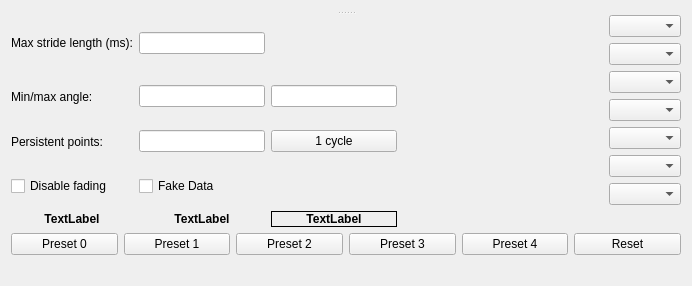
This is ui/w_ankleAnglePlot.ui in johnbatzer18/biomech_flexsea-plan as Qt 5 draws it before an edit. The edited form follows.
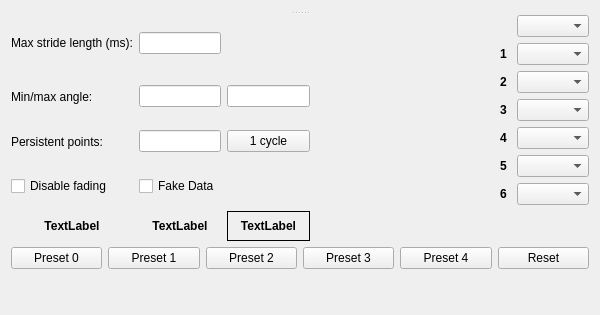
This is the edited form.

Commit message: Add color coding to ankle angle plot, similar to 2D plot

Diff of the .ui file:
```diff
--- a/ui/w_ankleAnglePlot.ui
+++ b/ui/w_ankleAnglePlot.ui
@@ -6,8 +6,8 @@
    <rect>
     <x>0</x>
     <y>0</y>
-    <width>692</width>
-    <height>245</height>
+    <width>600</width>
+    <height>315</height>
    </rect>
   </property>
   <property name="minimumSize">
@@ -151,17 +151,17 @@
        </item>
        <item row="0" column="4" rowspan="4">
         <layout class="QGridLayout" name="gridLayout_2">
-         <item row="2" column="1">
-          <widget class="QComboBox" name="cBoxvar1"/>
-         </item>
-         <item row="7" column="1">
-          <widget class="QComboBox" name="cBoxvar6"/>
-         </item>
          <item row="4" column="1">
           <widget class="QComboBox" name="cBoxvar3"/>
          </item>
-         <item row="5" column="1">
-          <widget class="QComboBox" name="cBoxvar4"/>
+         <item row="7" column="1">
+          <widget class="QComboBox" name="cBoxvar6"/>
+         </item>
+         <item row="2" column="1">
+          <widget class="QComboBox" name="cBoxvar1"/>
+         </item>
+         <item row="1" column="1">
+          <widget class="QComboBox" name="comboBoxLeg"/>
          </item>
          <item row="3" column="1">
           <widget class="QComboBox" name="cBoxvar2"/>
@@ -169,8 +169,212 @@
          <item row="6" column="1">
           <widget class="QComboBox" name="cBoxvar5"/>
          </item>
-         <item row="1" column="1">
-          <widget class="QComboBox" name="comboBoxLeg"/>
+         <item row="5" column="1">
+          <widget class="QComboBox" name="cBoxvar4"/>
+         </item>
+         <item row="7" column="0">
+          <widget class="QLabel" name="label_t6">
+           <property name="sizePolicy">
+            <sizepolicy hsizetype="Preferred" vsizetype="Preferred">
+             <horstretch>0</horstretch>
+             <verstretch>0</verstretch>
+            </sizepolicy>
+           </property>
+           <property name="minimumSize">
+            <size>
+             <width>15</width>
+             <height>0</height>
+            </size>
+           </property>
+           <property name="maximumSize">
+            <size>
+             <width>16777215</width>
+             <height>16777215</height>
+            </size>
+           </property>
+           <property name="baseSize">
+            <size>
+             <width>15</width>
+             <height>0</height>
+            </size>
+           </property>
+           <property name="text">
+            <string>&lt;html&gt;&lt;head/&gt;&lt;body&gt;&lt;p&gt;&lt;span style=&quot; font-weight:600;&quot;&gt;6&lt;/span&gt;&lt;/p&gt;&lt;/body&gt;&lt;/html&gt;</string>
+           </property>
+           <property name="alignment">
+            <set>Qt::AlignCenter</set>
+           </property>
+          </widget>
+         </item>
+         <item row="6" column="0">
+          <widget class="QLabel" name="label_t5">
+           <property name="sizePolicy">
+            <sizepolicy hsizetype="Preferred" vsizetype="Preferred">
+             <horstretch>0</horstretch>
+             <verstretch>0</verstretch>
+            </sizepolicy>
+           </property>
+           <property name="minimumSize">
+            <size>
+             <width>15</width>
+             <height>0</height>
+            </size>
+           </property>
+           <property name="maximumSize">
+            <size>
+             <width>16777215</width>
+             <height>16777215</height>
+            </size>
+           </property>
+           <property name="baseSize">
+            <size>
+             <width>15</width>
+             <height>0</height>
+            </size>
+           </property>
+           <property name="text">
+            <string>&lt;html&gt;&lt;head/&gt;&lt;body&gt;&lt;p&gt;&lt;span style=&quot; font-weight:600;&quot;&gt;5&lt;/span&gt;&lt;/p&gt;&lt;/body&gt;&lt;/html&gt;</string>
+           </property>
+           <property name="alignment">
+            <set>Qt::AlignCenter</set>
+           </property>
+          </widget>
+         </item>
+         <item row="5" column="0">
+          <widget class="QLabel" name="label_t4">
+           <property name="sizePolicy">
+            <sizepolicy hsizetype="Preferred" vsizetype="Preferred">
+             <horstretch>0</horstretch>
+             <verstretch>0</verstretch>
+            </sizepolicy>
+           </property>
+           <property name="minimumSize">
+            <size>
+             <width>15</width>
+             <height>0</height>
+            </size>
+           </property>
+           <property name="maximumSize">
+            <size>
+             <width>16777215</width>
+             <height>16777215</height>
+            </size>
+           </property>
+           <property name="baseSize">
+            <size>
+             <width>15</width>
+             <height>0</height>
+            </size>
+           </property>
+           <property name="text">
+            <string>&lt;html&gt;&lt;head/&gt;&lt;body&gt;&lt;p&gt;&lt;span style=&quot; font-weight:600;&quot;&gt;4&lt;/span&gt;&lt;/p&gt;&lt;/body&gt;&lt;/html&gt;</string>
+           </property>
+           <property name="alignment">
+            <set>Qt::AlignCenter</set>
+           </property>
+          </widget>
+         </item>
+         <item row="4" column="0">
+          <widget class="QLabel" name="label_t3">
+           <property name="sizePolicy">
+            <sizepolicy hsizetype="Preferred" vsizetype="Preferred">
+             <horstretch>0</horstretch>
+             <verstretch>0</verstretch>
+            </sizepolicy>
+           </property>
+           <property name="minimumSize">
+            <size>
+             <width>15</width>
+             <height>0</height>
+            </size>
+           </property>
+           <property name="maximumSize">
+            <size>
+             <width>16777215</width>
+             <height>16777215</height>
+            </size>
+           </property>
+           <property name="baseSize">
+            <size>
+             <width>15</width>
+             <height>0</height>
+            </size>
+           </property>
+           <property name="text">
+            <string>&lt;html&gt;&lt;head/&gt;&lt;body&gt;&lt;p&gt;&lt;span style=&quot; font-weight:600;&quot;&gt;3&lt;/span&gt;&lt;/p&gt;&lt;/body&gt;&lt;/html&gt;</string>
+           </property>
+           <property name="alignment">
+            <set>Qt::AlignCenter</set>
+           </property>
+          </widget>
+         </item>
+         <item row="3" column="0">
+          <widget class="QLabel" name="label_t2">
+           <property name="sizePolicy">
+            <sizepolicy hsizetype="Preferred" vsizetype="Preferred">
+             <horstretch>0</horstretch>
+             <verstretch>0</verstretch>
+            </sizepolicy>
+           </property>
+           <property name="minimumSize">
+            <size>
+             <width>15</width>
+             <height>0</height>
+            </size>
+           </property>
+           <property name="maximumSize">
+            <size>
+             <width>16777215</width>
+             <height>16777215</height>
+            </size>
+           </property>
+           <property name="baseSize">
+            <size>
+             <width>15</width>
+             <height>0</height>
+            </size>
+           </property>
+           <property name="text">
+            <string>&lt;html&gt;&lt;head/&gt;&lt;body&gt;&lt;p&gt;&lt;span style=&quot; font-weight:600;&quot;&gt;2&lt;/span&gt;&lt;/p&gt;&lt;/body&gt;&lt;/html&gt;</string>
+           </property>
+           <property name="alignment">
+            <set>Qt::AlignCenter</set>
+           </property>
+          </widget>
+         </item>
+         <item row="2" column="0">
+          <widget class="QLabel" name="label_t1">
+           <property name="sizePolicy">
+            <sizepolicy hsizetype="Preferred" vsizetype="Preferred">
+             <horstretch>0</horstretch>
+             <verstretch>0</verstretch>
+            </sizepolicy>
+           </property>
+           <property name="minimumSize">
+            <size>
+             <width>15</width>
+             <height>0</height>
+            </size>
+           </property>
+           <property name="maximumSize">
+            <size>
+             <width>16777215</width>
+             <height>16777215</height>
+            </size>
+           </property>
+           <property name="baseSize">
+            <size>
+             <width>15</width>
+             <height>0</height>
+            </size>
+           </property>
+           <property name="text">
+            <string>&lt;html&gt;&lt;head/&gt;&lt;body&gt;&lt;p&gt;&lt;span style=&quot; font-weight:600;&quot;&gt;1&lt;/span&gt;&lt;/p&gt;&lt;/body&gt;&lt;/html&gt;</string>
+           </property>
+           <property name="alignment">
+            <set>Qt::AlignCenter</set>
+           </property>
+          </widget>
          </item>
         </layout>
        </item>
```
The commit also changes 2 other files.
